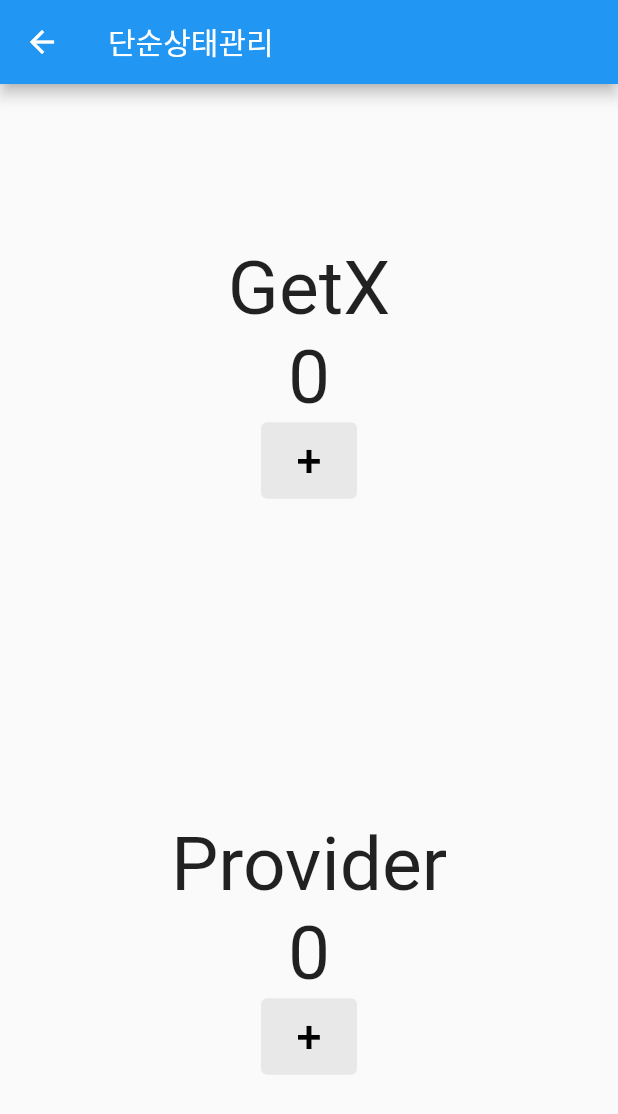
After one commit to kicok/flutter_sample_getx, a Flutter app: the screen it shows after launch, after a tap on "단순상태관리", on a phone screen of 412 x 824 dp. The commit adds this screen. Shown: the top 1114 px of the screen. Run offline on Flutter 3.47's test engine with Material 2 defaults, Android fonts, the phone set to English and light mode, and no system bars; our stand-ins replace get.

Commit message:
단순상태관리중에서 provider 먼저작업

```diff
--- /dev/null
+++ b/lib/src/controller/count_controller_with_getx.dart
@@ -0,0 +1,3 @@
+import 'package:flutter/material.dart';
+
+class CountControllerWithGetX extends ChangeNotifier {}
--- /dev/null
+++ b/lib/src/controller/count_controller_with_provider.dart
@@ -0,0 +1,9 @@
+import 'package:flutter/material.dart';
+
+class CountControllerWithProvider extends ChangeNotifier {
+  int count = 0;
+  void increase() {
+    count++;
+    notifyListeners();
+  }
+}
--- a/lib/src/home.dart
+++ b/lib/src/home.dart
@@ -72,6 +72,14 @@
                 Get.toNamed('/user/4081?name=스페셜&age=22');
               },
             ),
+            const Divider(),
+            TextButton(
+              style: Utils.textButtonStryle,
+              child: const Text('단순상태관리'),
+              onPressed: () {
+                Get.to(() => const SimpleStateManagePage());
+              },
+            ),
           ],
         ),
       ),
--- /dev/null
+++ b/lib/src/pages/state_page/simple_state_manage_page.dart
@@ -0,0 +1,34 @@
+import 'package:flutter/material.dart';
+import 'package:flutter_sample_route_getx/src/controller/count_controller_with_provider.dart';
+import 'package:flutter_sample_route_getx/src/state/with_getx.dart';
+import 'package:flutter_sample_route_getx/src/state/with_provider.dart';
+import 'package:provider/provider.dart';
+
+class SimpleStateManagePage extends StatelessWidget {
+  const SimpleStateManagePage({Key? key}) : super(key: key);
+
+  @override
+  Widget build(BuildContext context) {
+    return Scaffold(
+      appBar: AppBar(
+        title: const Text('단순상태관리'),
+      ),
+      body: Center(
+        child: Column(
+          mainAxisAlignment: MainAxisAlignment.center,
+          children: [
+            Expanded(
+              child: WithGetX(),
+            ),
+            Expanded(
+              child: ChangeNotifierProvider<CountControllerWithProvider>(
+                create: (_) => CountControllerWithProvider(),
+                child: const WithProvider(),
+              ),
+            ),
+          ],
+        ),
+      ),
+    );
+  }
+}
--- /dev/null
+++ b/lib/src/state/with_getx.dart
@@ -0,0 +1,27 @@
+import 'package:flutter/material.dart';
+import 'package:flutter_sample_route_getx/src/utils/util.dart';
+
+class WithGetX extends StatelessWidget {
+  const WithGetX({Key? key}) : super(key: key);
+
+  @override
+  Widget build(BuildContext context) {
+    return Center(
+      child: Column(
+        mainAxisAlignment: MainAxisAlignment.center,
+        children: [
+          const Text("GetX", style: TextStyle(fontSize: 50)),
+          const Text("0", style: TextStyle(fontSize: 50)),
+          TextButton(
+            style: Utils.textButtonStryle,
+            onPressed: () {},
+            child: const Text(
+              "+",
+              style: TextStyle(fontSize: 30),
+            ),
+          ),
+        ],
+      ),
+    );
+  }
+}
--- /dev/null
+++ b/lib/src/state/with_provider.dart
@@ -0,0 +1,37 @@
+import 'package:flutter/material.dart';
+import 'package:flutter_sample_route_getx/src/controller/count_controller_with_provider.dart';
+import 'package:flutter_sample_route_getx/src/utils/util.dart';
+import 'package:provider/provider.dart';
+
+class WithProvider extends StatelessWidget {
+  const WithProvider({Key? key}) : super(key: key);
+
+  @override
+  Widget build(BuildContext context) {
+    return Center(
+      child: Column(
+        mainAxisAlignment: MainAxisAlignment.center,
+        children: [
+          const Text("Provider", style: TextStyle(fontSize: 50)),
+          Consumer<CountControllerWithProvider>(builder: (_, snapshot, child) {
+            return Text(
+              snapshot.count.toString(),
+              style: const TextStyle(fontSize: 50),
+            );
+          }),
+          TextButton(
+            style: Utils.textButtonStryle,
+            onPressed: () {
+              Provider.of<CountControllerWithProvider>(context, listen: false)
+                  .increase();
+            },
+            child: const Text(
+              "+",
+              style: TextStyle(fontSize: 30),
+            ),
+          ),
+        ],
+      ),
+    );
+  }
+}
--- a/pubspec.yaml
+++ b/pubspec.yaml
@@ -35,6 +35,7 @@
   # Use with the CupertinoIcons class for iOS style icons.
   cupertino_icons: ^1.0.2
   get: ^4.6.1
+  provider: ^6.0.1
 
 dev_dependencies:
   flutter_test:
```
Also changed, not shown: pubspec.lock.
